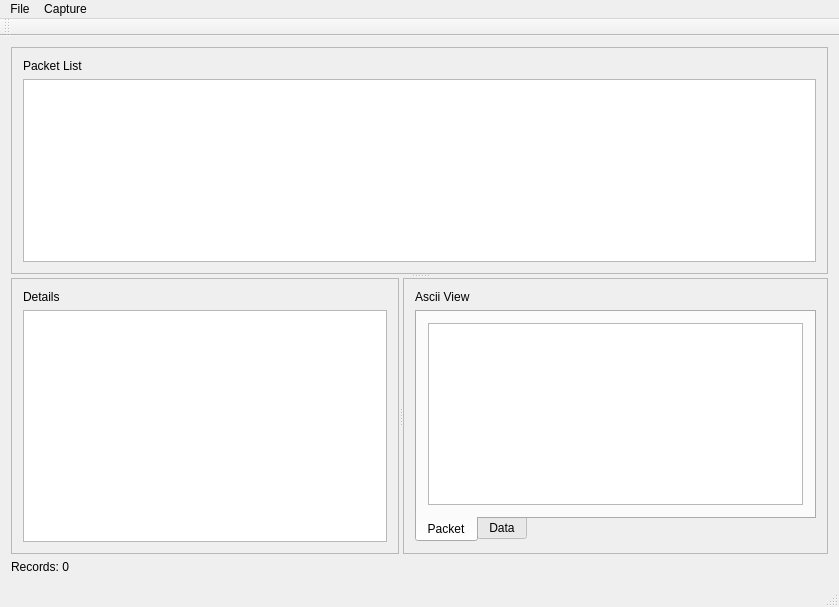
This is mainwindow.ui in lambdaconcept/usb2sniffer-qt as Qt 5 draws it before an edit. The edited form follows.
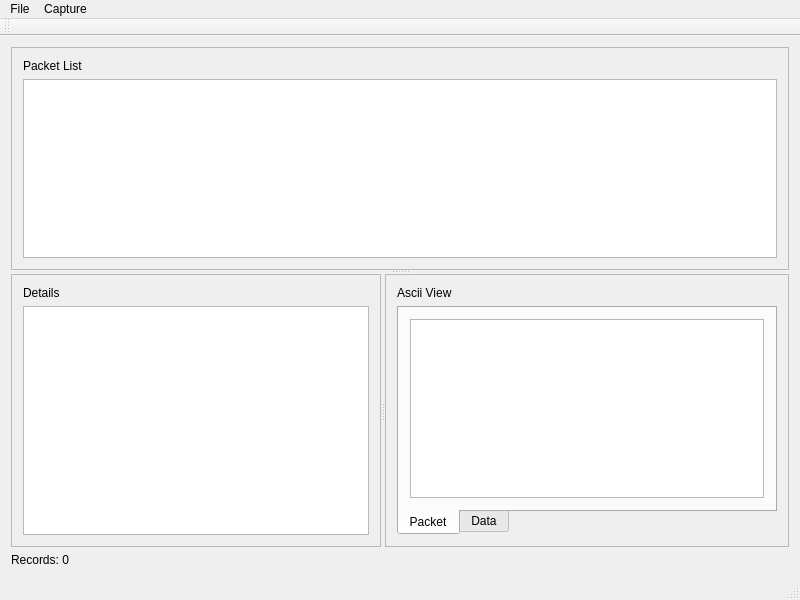
This is the edited form.

The edit to the form file:
```diff
--- a/mainwindow.ui
+++ b/mainwindow.ui
@@ -9,8 +9,8 @@
    <rect>
     <x>0</x>
     <y>0</y>
-    <width>839</width>
-    <height>607</height>
+    <width>800</width>
+    <height>600</height>
    </rect>
   </property>
   <property name="windowTitle">
@@ -210,7 +210,7 @@
     <rect>
      <x>0</x>
      <y>0</y>
-     <width>839</width>
+     <width>800</width>
      <height>20</height>
     </rect>
    </property>
```
